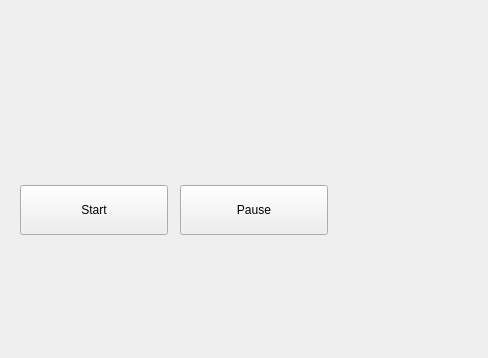
tylnesh/EmoSens, file EmoSens_2/mainwindow.ui: the form before one commit; both pictures show x 0 to 488 and y 722 to 1080 of the 1080 by 1080 pixel window.
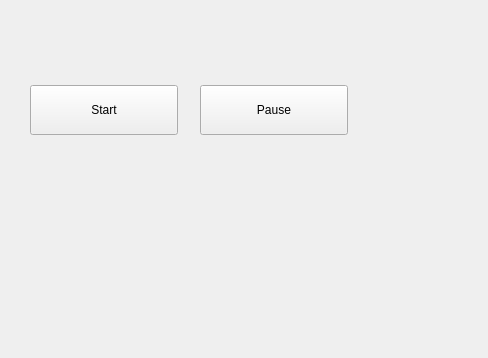
The form after the commit.

What changed in the file:
```diff
--- a/EmoSens_2/mainwindow.ui
+++ b/EmoSens_2/mainwindow.ui
@@ -43,8 +43,8 @@
    <widget class="QPushButton" name="startButton">
     <property name="geometry">
      <rect>
-      <x>20</x>
-      <y>890</y>
+      <x>30</x>
+      <y>790</y>
       <width>148</width>
       <height>50</height>
      </rect>
@@ -56,8 +56,8 @@
    <widget class="QPushButton" name="pauseButton">
     <property name="geometry">
      <rect>
-      <x>180</x>
-      <y>890</y>
+      <x>200</x>
+      <y>790</y>
       <width>148</width>
       <height>50</height>
      </rect>
```
